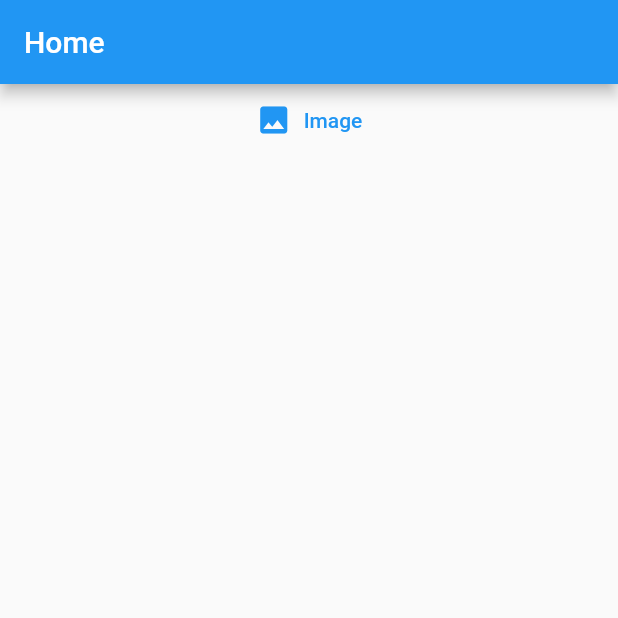
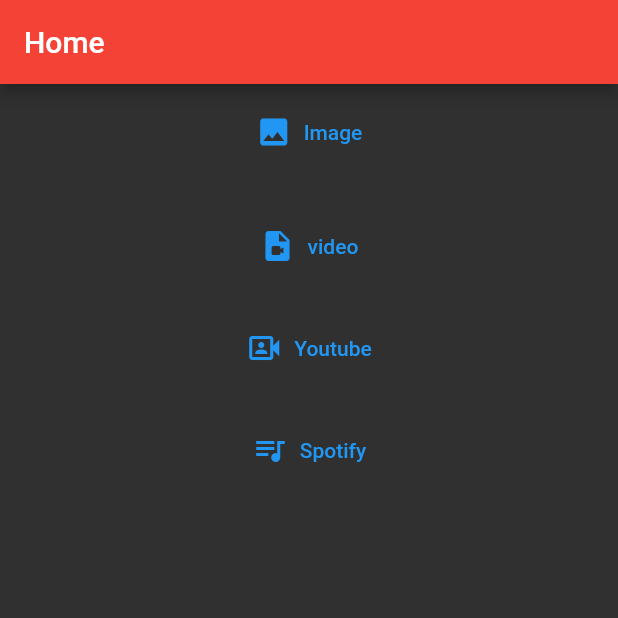
Before and after one commit to hussruss/APPM_CLASS, a Flutter app: the screen it shows after launch, on a phone screen of 412 x 824 dp, the top half of it. Run offline on Flutter 3.47's test engine with Material 2 defaults, Android fonts, the phone set to English and light mode, and no system bars; our stand-ins replace audioplayers, video_player.

Commit message:
Video y audo

```diff
--- a/lib/main.dart
+++ b/lib/main.dart
@@ -1,5 +1,8 @@
 import 'package:flutter/material.dart';
 import 'package:m1_s4/widgets/images.dart';
+import 'package:m1_s4/widgets/spotify.dart';
+import 'package:m1_s4/widgets/video.dart';
+import 'package:m1_s4/widgets/youtube.dart';
 import 'package:video_player/video_player.dart';
 
 //'https://source.unsplash.com/random/250×250/?programming&${index}'
@@ -15,11 +18,16 @@
       title: 'Material App',
       initialRoute: '/',
       routes: {
-        // When navigating to the "/" route, build the FirstScreen widget.
         '/': (context) => const Home(),
-        // When navigating to the "/second" route, build the SecondScreen widget.
         '/images': (context) => const ImageScreen(),
+        '/video': (context) => const VideoApp(),
+        '/youtube': (context) => const Youtube(),
+        '/spotify': (context) => const Spotify(),
       },
+      theme: ThemeData.dark().copyWith(
+          appBarTheme: AppBarTheme(color: Colors.red),
+          floatingActionButtonTheme:
+              FloatingActionButtonThemeData(backgroundColor: Colors.red)),
     );
   }
 }
@@ -40,72 +48,48 @@
       ),
       body: ListView(
         children: [
+          Padding(
+            padding: const EdgeInsets.all(8.0),
+            child: TextButton.icon(
+                // style: ButtonStyle(
+                // backgroundColor: MaterialStatePropertyAll(Colors.green),
+                // textStyle: MaterialStateProperty.all(
+                //     TextStyle(color: Colors.white))),
+                label: Text('Image'),
+                onPressed: () {
+                  Navigator.pushNamed(context, '/images');
+                },
+                icon: Icon(Icons.image)),
+          ),
+          SizedBox(
+            height: 20,
+          ),
           TextButton.icon(
-              label: Text('Image'),
+              label: Text('video'),
               onPressed: () {
-                Navigator.pushNamed(context, '/images');
+                Navigator.pushNamed(context, '/video');
               },
-              icon: Icon(Icons.image))
+              icon: Icon(Icons.video_file)),
+          SizedBox(
+            height: 20,
+          ),
+          TextButton.icon(
+              label: Text('Youtube'),
+              onPressed: () {
+                Navigator.pushNamed(context, '/youtube');
+              },
+              icon: Icon(Icons.video_camera_front_outlined)),
+          SizedBox(
+            height: 20,
+          ),
+          TextButton.icon(
+              label: Text('Spotify'),
+              onPressed: () {
+                Navigator.pushNamed(context, '/spotify');
+              },
+              icon: Icon(Icons.queue_music))
         ],
       ),
     );
   }
 }
-
-//Video App
-class VideoApp extends StatefulWidget {
-  const VideoApp({Key? key}) : super(key: key);
-
-  @override
-  _VideoAppState createState() => _VideoAppState();
-}
-
-class _VideoAppState extends State<VideoApp> {
-  late VideoPlayerController _controller;
-
-  @override
-  void initState() {
-    super.initState();
-    _controller = VideoPlayerController.network(
-        'https://flutter.github.io/assets-for-api-docs/assets/videos/bee.mp4')
-      ..initialize().then((_) {
-        // Ensure the first frame is shown after the video is initialized, even before the play button has been pressed.
-        setState(() {});
-      });
-  }
-
-  @override
-  Widget build(BuildContext context) {
-    return MaterialApp(
-      title: 'Video Demo',
-      home: Scaffold(
-        body: Center(
-          child: _controller.value.isInitialized
-              ? AspectRatio(
-                  aspectRatio: _controller.value.aspectRatio,
-                  child: VideoPlayer(_controller),
-                )
-              : Container(),
-        ),
-        floatingActionButton: FloatingActionButton(
-          onPressed: () {
-            setState(() {
-              _controller.value.isPlaying
-                  ? _controller.pause()
-                  : _controller.play();
-            });
-          },
-          child: Icon(
-            _controller.value.isPlaying ? Icons.pause : Icons.play_arrow,
-          ),
-        ),
-      ),
-    );
-  }
-
-  @override
-  void dispose() {
-    super.dispose();
-    _controller.dispose();
-  }
-}
--- a/pubspec.yaml
+++ b/pubspec.yaml
@@ -37,6 +37,7 @@
   cupertino_icons: ^1.0.2
   cached_network_image: ^3.2.3
   video_player: ^2.6.1
+  audioplayers: ^4.1.0
 
 dev_dependencies:
   flutter_test:
@@ -64,6 +65,7 @@
   assets:
     - assets/images/
     - assets/videos/
+    - assets/audio/
   #   - images/a_dot_ham.jpeg
 
   # An image asset can refer to one or more resolution-specific "variants", see
```
Also changed, not shown: lib/widgets/images.dart (+16 -4 lines), lib/widgets/spotify.dart (added, +117 -0 lines), lib/widgets/video.dart (added, +60 -0 lines), lib/widgets/youtube.dart (added, +104 -0 lines), assets/images/album.jpg (added), pubspec.lock, 8 other files.
